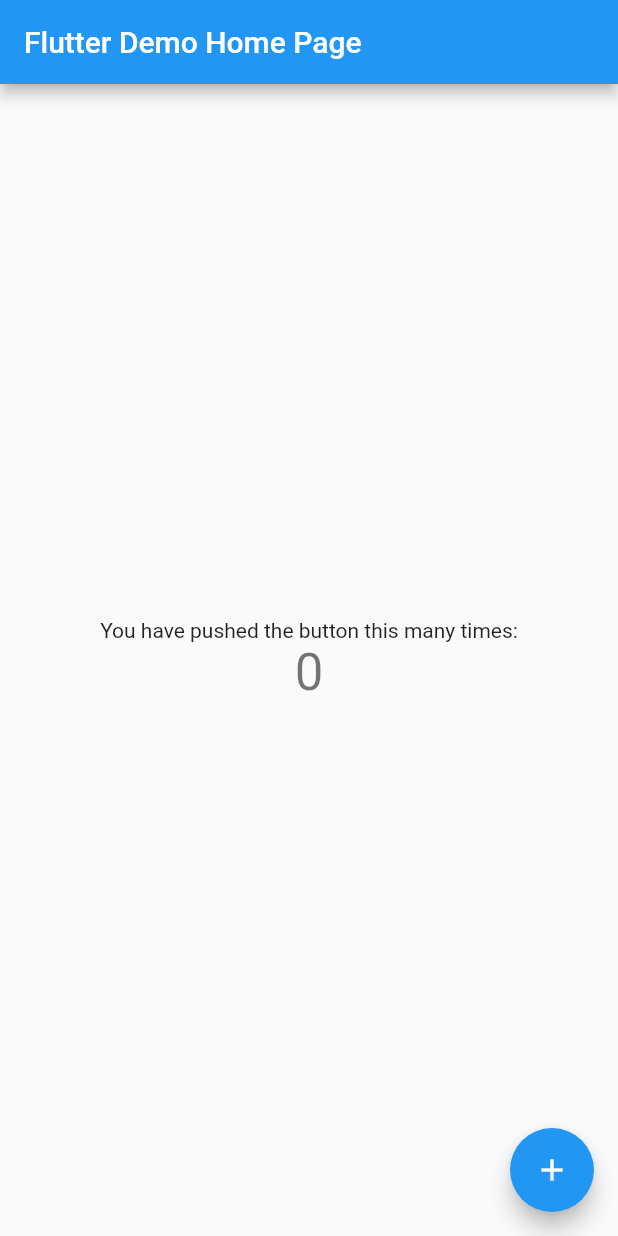
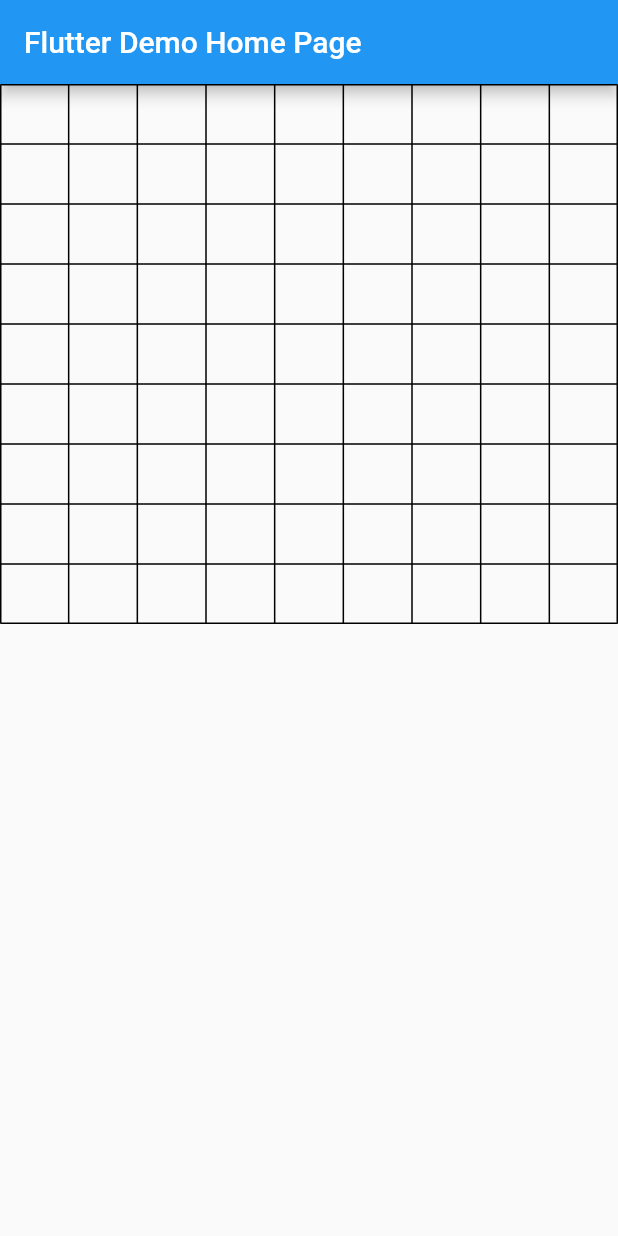
Before and after one commit to frkn2076/Sudoku, a Flutter app: the screen it shows after launch, on a phone screen of 412 x 824 dp. Run offline on Flutter 3.47's test engine with Material 2 defaults, Android fonts, the phone set to English and light mode, and no system bars.

Commit message:
created datatable

```diff
--- a/lib/main.dart
+++ b/lib/main.dart
@@ -1,4 +1,5 @@
 import 'package:flutter/material.dart';
+import 'package:flutter/services.dart';
 
 void main() {
   runApp(MyApp());
@@ -50,19 +51,6 @@ class MyHomePage extends StatefulWidget {
 }
 
 class _MyHomePageState extends State<MyHomePage> {
-  int _counter = 0;
-
-  void _incrementCounter() {
-    setState(() {
-      // This call to setState tells the Flutter framework that something has
-      // changed in this State, which causes it to rerun the build method below
-      // so that the display can reflect the updated values. If we changed
-      // _counter without calling setState(), then the build method would not be
-      // called again, and so nothing would appear to happen.
-      _counter++;
-    });
-  }
-
   @override
   Widget build(BuildContext context) {
     // This method is rerun every time setState is called, for instance as done
@@ -72,46 +60,31 @@ class _MyHomePageState extends State<MyHomePage> {
     // fast, so that you can just rebuild anything that needs updating rather
     // than having to individually change instances of widgets.
     return Scaffold(
-      appBar: AppBar(
-        // Here we take the value from the MyHomePage object that was created by
-        // the App.build method, and use it to set our appbar title.
-        title: Text(widget.title),
-      ),
-      body: Center(
-        // Center is a layout widget. It takes a single child and positions it
-        // in the middle of the parent.
-        child: Column(
-          // Column is also a layout widget. It takes a list of children and
-          // arranges them vertically. By default, it sizes itself to fit its
-          // children horizontally, and tries to be as tall as its parent.
-          //
-          // Invoke "debug painting" (press "p" in the console, choose the
-          // "Toggle Debug Paint" action from the Flutter Inspector in Android
-          // Studio, or the "Toggle Debug Paint" command in Visual Studio Code)
-          // to see the wireframe for each widget.
-          //
-          // Column has various properties to control how it sizes itself and
-          // how it positions its children. Here we use mainAxisAlignment to
-          // center the children vertically; the main axis here is the vertical
-          // axis because Columns are vertical (the cross axis would be
-          // horizontal).
-          mainAxisAlignment: MainAxisAlignment.center,
-          children: <Widget>[
-            Text(
-              'You have pushed the button this many times:',
-            ),
-            Text(
-              '$_counter',
-              style: Theme.of(context).textTheme.headline4,
-            ),
-          ],
+        appBar: AppBar(
+          // Here we take the value from the MyHomePage object that was created by
+          // the App.build method, and use it to set our appbar title.
+          title: Text(widget.title),
         ),
-      ),
-      floatingActionButton: FloatingActionButton(
-        onPressed: _incrementCounter,
-        tooltip: 'Increment',
-        child: Icon(Icons.add),
-      ), // This trailing comma makes auto-formatting nicer for build methods.
-    );
+        body: Table(
+          border: TableBorder.all(color: Colors.black),
+          defaultVerticalAlignment: TableCellVerticalAlignment.middle,
+          children: List.generate(
+              9,
+              (row) => TableRow(
+                  children: List.generate(
+                      9,
+                      (column) => Padding(
+                          padding: const EdgeInsets.all(5),
+                          child: SizedBox(
+                              width: 30,
+                              height: 30,
+                              child: TextField(
+                                style: TextStyle(fontSize: 20),
+                                textAlign: TextAlign.center,
+                                decoration: InputDecoration(
+                                  border: InputBorder.none,
+                                ),
+                              )))))),
+        ));
   }
 }
```
